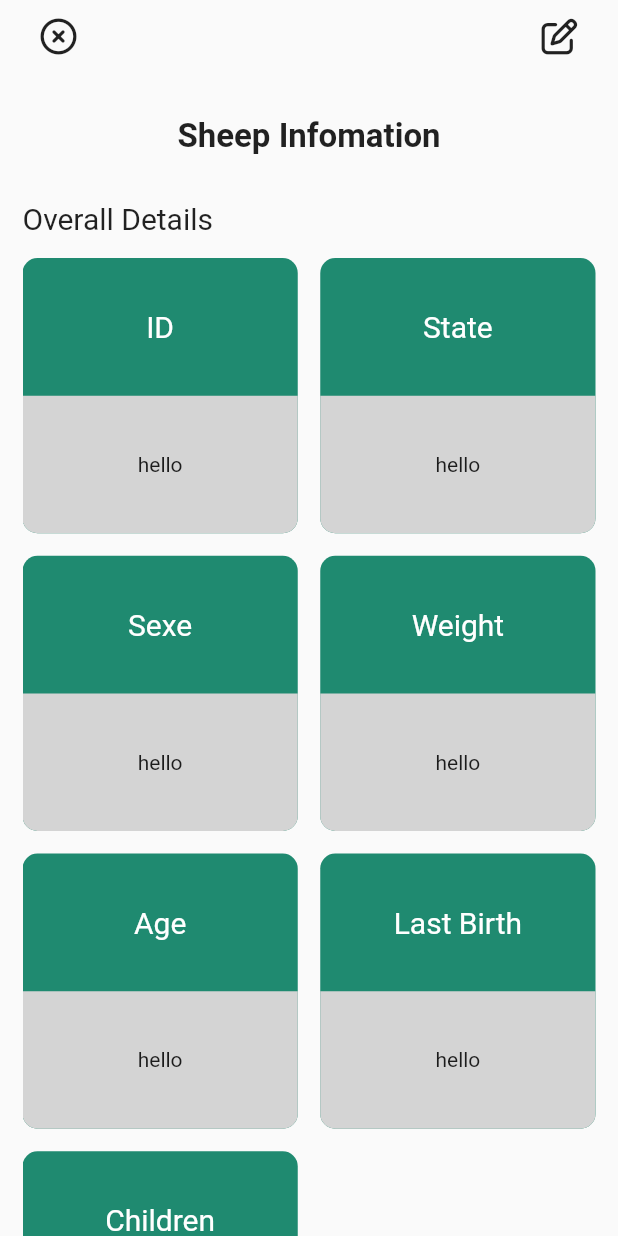
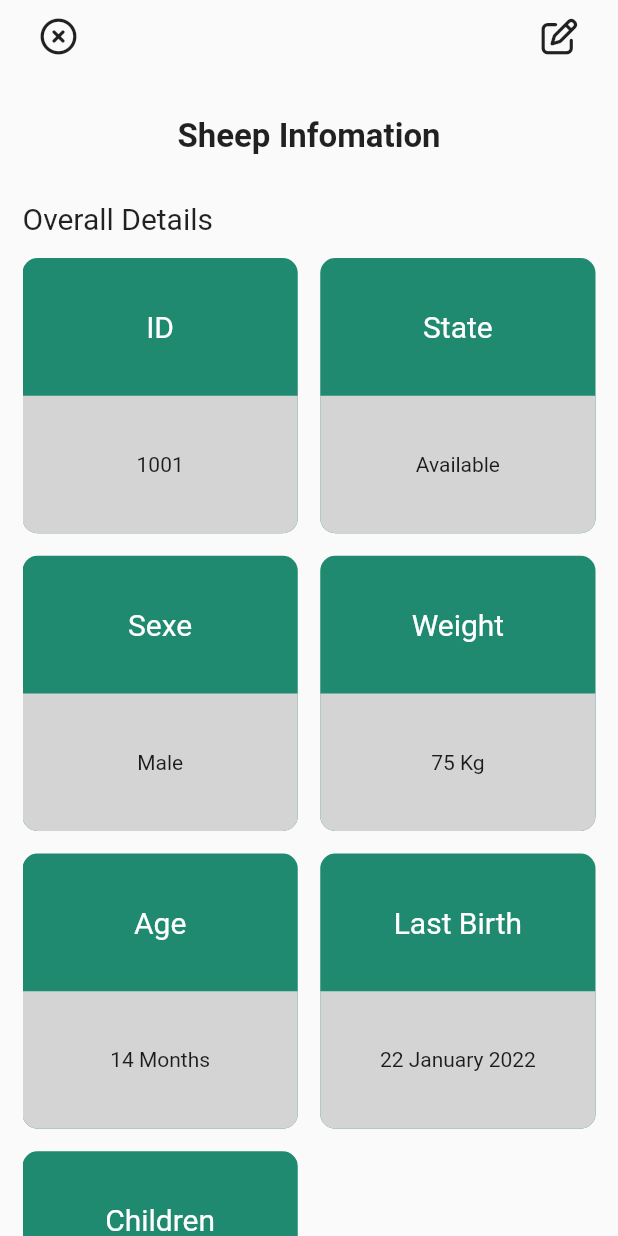
Before and after one commit to Mohamed-Ararr/LivestockManager, a Flutter app: the screen it shows after launch, after a tap on "ID: 10001", on a phone screen of 412 x 824 dp. Run offline on Flutter 3.47's test engine with Material 2 defaults, Android fonts, the phone set to English and light mode, and no system bars; our stand-ins replace dropdown_search, flutter_slidable, flutter_svg, font_awesome_flutter, go_router, google_fonts; Roboto replaces fonts that are missing (Armata).

Commit message:
App UI done v1.0

```diff
--- a/lib/Features/AddNewSheepScreen/Presentation/AddNewSheepViewBody.dart
+++ b/lib/Features/AddNewSheepScreen/Presentation/AddNewSheepViewBody.dart
@@ -1,8 +1,6 @@
 // ignore_for_file: file_names
 
 import 'package:flutter/material.dart';
-import 'package:font_awesome_flutter/font_awesome_flutter.dart';
-import 'package:go_router/go_router.dart';
 import 'package:sheepmanager/Core/Utils/backButton.dart';
 import 'package:sheepmanager/Features/AddNewSheepScreen/Presentation/Widgets/newSheepInputs.dart';
 import 'package:sheepmanager/constValues.dart';
@@ -15,6 +13,7 @@ class AddNewSheepViewBody extends StatelessWidget {
     return Scaffold(
       body: SafeArea(
         child: SingleChildScrollView(
+          physics: const BouncingScrollPhysics(),
           child: Padding(
             padding: kPaddingRightLeft,
             child: Column(
--- a/lib/Features/HomeScreen/Presentation/EditSheepSreen/Presentation/EditSheepViewBody.dart
+++ b/lib/Features/HomeScreen/Presentation/EditSheepSreen/Presentation/EditSheepViewBody.dart
@@ -16,6 +16,7 @@ class EditSheepViewBody extends StatelessWidget {
         child: Padding(
           padding: kPaddingRightLeft,
           child: SingleChildScrollView(
+            physics: const BouncingScrollPhysics(),
             child: Column(
               crossAxisAlignment: CrossAxisAlignment.start,
               children: const [
--- a/lib/Features/HomeScreen/Presentation/ShowSheepInfo/Presentation/ShowSheepViewBody.dart
+++ b/lib/Features/HomeScreen/Presentation/ShowSheepInfo/Presentation/ShowSheepViewBody.dart
@@ -1,25 +1,14 @@
 // ignore_for_file: file_names
 
 import 'package:flutter/material.dart';
-import 'package:flutter_svg/svg.dart';
 import 'package:sheepmanager/Features/HomeScreen/Presentation/ShowSheepInfo/Presentation/Widgets/customAppBarInfo.dart';
-import 'package:sheepmanager/Features/HomeScreen/Presentation/ShowSheepInfo/Presentation/Widgets/infoCard.dart';
+import 'package:sheepmanager/Features/HomeScreen/Presentation/ShowSheepInfo/Presentation/Widgets/overallDetailsGridView.dart';
 import 'package:sheepmanager/constValues.dart';
 
-import '../../../../../Core/Utils/colors.dart';
+import 'Widgets/doctorAppoinCard.dart';
 
 class ShowSheepInfoViewBody extends StatelessWidget {
-  ShowSheepInfoViewBody({super.key});
-
-  final List infos = [
-    "ID",
-    "State",
-    "Sexe",
-    "Weight",
-    "Age",
-    "Last Birth",
-    "Children",
-  ];
+  const ShowSheepInfoViewBody({super.key});
 
   @override
   Widget build(BuildContext context) {
@@ -28,6 +17,7 @@ class ShowSheepInfoViewBody extends StatelessWidget {
       child: Padding(
         padding: kPaddingRightLeft,
         child: SingleChildScrollView(
+          physics: const BouncingScrollPhysics(),
           child: Column(
             crossAxisAlignment: CrossAxisAlignment.start,
             children: [
@@ -36,7 +26,10 @@ class ShowSheepInfoViewBody extends StatelessWidget {
               const Center(
                 child: Text(
                   "Sheep Infomation",
-                  style: TextStyle(fontSize: 22, fontWeight: FontWeight.bold),
+                  style: TextStyle(
+                    fontSize: 22,
+                    fontWeight: FontWeight.bold,
+                  ),
                 ),
               ),
               const SizedBox(height: 30),
@@ -45,22 +38,15 @@ class ShowSheepInfoViewBody extends StatelessWidget {
                 style: TextStyle(fontSize: 20),
               ),
               const SizedBox(height: 15),
-              GridView.builder(
-                itemCount: infos.length,
-                physics: const NeverScrollableScrollPhysics(),
-                shrinkWrap: true,
-                gridDelegate: const SliverGridDelegateWithFixedCrossAxisCount(
-                  crossAxisCount: 2,
-                  crossAxisSpacing: 15,
-                  mainAxisSpacing: 15,
-                ),
-                itemBuilder: (context, index) {
-                  return InfoCard(
-                    infoTitle: infos[index],
-                    infoContent: "hello",
-                  );
-                },
+              OverallDetailsGridView(),
+              const SizedBox(height: 30),
+              const Text(
+                "Doctor Appointment",
+                style: TextStyle(fontSize: 20),
               ),
+              const SizedBox(height: 15),
+              const DoctorVisitsCard(),
+              const SizedBox(height: 15),
             ],
           ),
         ),
--- /dev/null
+++ b/lib/Features/HomeScreen/Presentation/ShowSheepInfo/Presentation/Widgets/doctorAppoinCard.dart
@@ -0,0 +1,46 @@
+import 'package:flutter/material.dart';
+
+import '../../../../../../Core/Utils/colors.dart';
+
+class DoctorVisitsCard extends StatelessWidget {
+  const DoctorVisitsCard({super.key});
+
+  @override
+  Widget build(BuildContext context) {
+    return Column(
+      children: [
+        Container(
+          padding: const EdgeInsets.symmetric(vertical: 30),
+          decoration: BoxDecoration(
+            borderRadius: const BorderRadius.only(
+              topLeft: Radius.circular(10),
+              topRight: Radius.circular(10),
+            ),
+            color: AppColors.mainColor,
+          ),
+          alignment: Alignment.center,
+          child: const Text(
+            "Last Doctor Visit",
+            style: TextStyle(
+              fontSize: 20,
+              color: Colors.white,
+            ),
+          ),
+        ),
+        Container(
+          padding: const EdgeInsets.symmetric(vertical: 30),
+          alignment: Alignment.center,
+          width: double.infinity,
+          decoration: const BoxDecoration(
+            color: Color.fromARGB(255, 212, 212, 212),
+            borderRadius: BorderRadius.only(
+              bottomLeft: Radius.circular(10),
+              bottomRight: Radius.circular(10),
+            ),
+          ),
+          child: const Text("22 January 2023"),
+        ),
+      ],
+    );
+  }
+}
--- /dev/null
+++ b/lib/Features/HomeScreen/Presentation/ShowSheepInfo/Presentation/Widgets/overallDetailsGridView.dart
@@ -0,0 +1,47 @@
+import 'package:flutter/material.dart';
+
+import 'infoCard.dart';
+
+class OverallDetailsGridView extends StatelessWidget {
+  OverallDetailsGridView({super.key});
+
+  final List<String> infos = [
+    "ID",
+    "State",
+    "Sexe",
+    "Weight",
+    "Age",
+    "Last Birth",
+    "Children",
+  ];
+
+  final List infosContent = [
+    "1001",
+    "Available",
+    "Male",
+    "75 Kg",
+    "14 Months",
+    "22 January 2022",
+    "4",
+  ];
+
+  @override
+  Widget build(BuildContext context) {
+    return GridView.builder(
+      itemCount: infos.length,
+      physics: const NeverScrollableScrollPhysics(),
+      shrinkWrap: true,
+      gridDelegate: const SliverGridDelegateWithFixedCrossAxisCount(
+        crossAxisCount: 2,
+        crossAxisSpacing: 15,
+        mainAxisSpacing: 15,
+      ),
+      itemBuilder: (context, index) {
+        return InfoCard(
+          infoTitle: infos[index],
+          infoContent: infosContent[index],
+        );
+      },
+    );
+  }
+}
```
Also changed, not shown: lib/Features/AddNewSheepScreen/Presentation/Widgets/newSheepInputs.dart (+0 -24 lines), lib/Features/HomeScreen/Presentation/EditSheepSreen/Presentation/Widgets/editSheepInputs.dart (+0 -24 lines).
